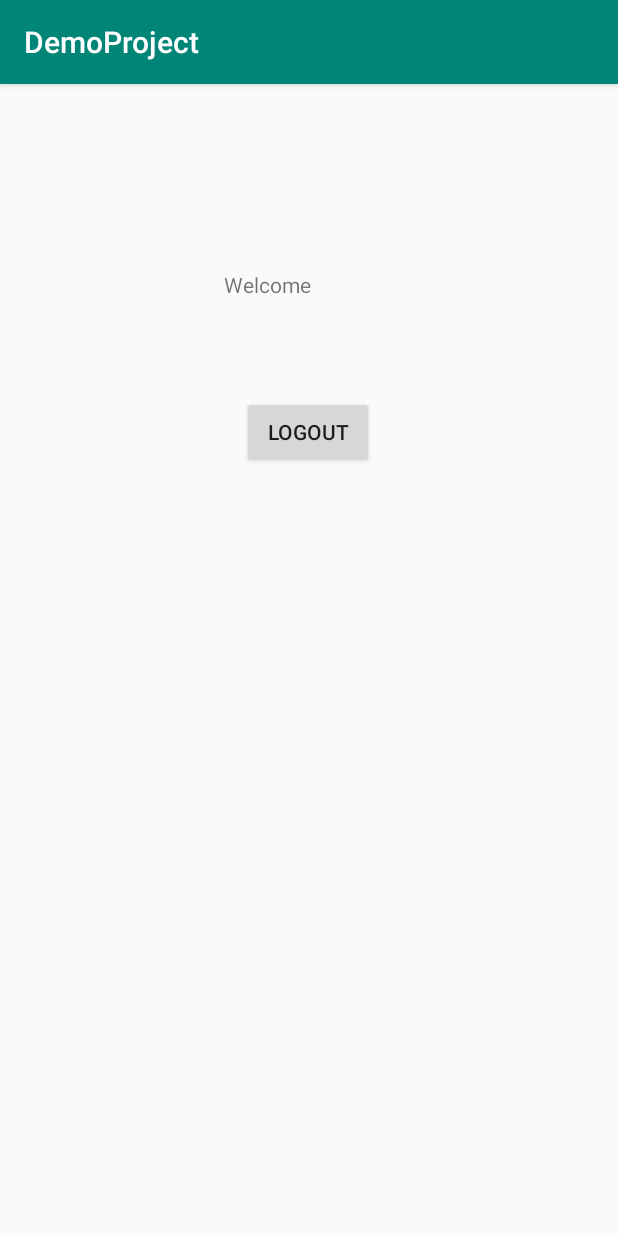
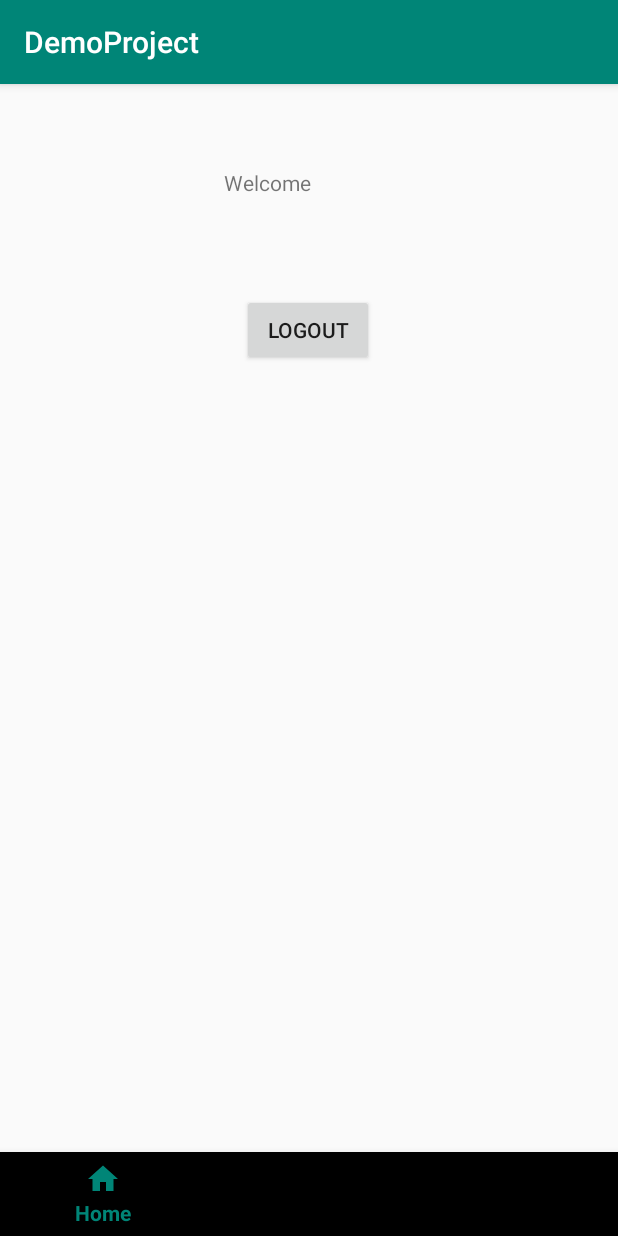
Before and after one commit to itsjatinjoshi/DemoProject2, an Android app: the MainActivity screen opened directly, with no data from a screen before it, on a phone screen of 412 x 824 dp. Run offline under Robolectric (Android 15) with nearby library versions, the phone set to English and light mode, and no system bars; our stand-ins replace Firebase (no records; nobody signed in at launch, a user with empty details on screens opened directly).

Commit message:
-_create Fragments (HOME. CAMERA. PROFILE) and link with main activity. -Will Work on Homefragment now.

```diff
--- a/app/build.gradle
+++ b/app/build.gradle
@@ -25,8 +25,12 @@ dependencies {
     implementation 'androidx.constraintlayout:constraintlayout:1.1.3'
     implementation 'com.google.firebase:firebase-database:19.2.1'
     implementation 'com.google.firebase:firebase-auth:19.3.0'
+    implementation 'androidx.legacy:legacy-support-v4:1.0.0'
     testImplementation 'junit:junit:4.12'
     androidTestImplementation 'androidx.test:runner:1.2.0'
     androidTestImplementation 'androidx.test.espresso:espresso-core:3.2.0'
     implementation 'com.google.firebase:firebase-analytics:17.2.3'
+    implementation 'com.google.android.material:material:1.0.0'
+    implementation 'androidx.navigation:navigation-fragment:2.0.0'
+    implementation 'androidx.navigation:navigation-ui:2.0.0'
 }
--- /dev/null
+++ b/app/src/main/java/com/example/demoproject/HomeFragment.java
@@ -0,0 +1,91 @@
+package com.example.demoproject;
+
+import android.app.Activity;
+import android.content.Intent;
+import android.content.SharedPreferences;
+import android.os.Bundle;
+
+import androidx.annotation.NonNull;
+import androidx.annotation.Nullable;
+import androidx.fragment.app.Fragment;
+
+import android.util.Log;
+import android.view.LayoutInflater;
+import android.view.View;
+import android.view.ViewGroup;
+import android.widget.Button;
+import android.widget.TextView;
+
+import com.google.firebase.analytics.FirebaseAnalytics;
+import com.google.firebase.auth.FirebaseAuth;
+import com.google.firebase.auth.FirebaseUser;
+
+import utils.PreferenceUtils;
+
+import static android.content.Context.MODE_PRIVATE;
+
+public class HomeFragment extends Fragment {
+
+    TextView tvWelcome;
+    Button btnLogout;
+    FirebaseAuth firebaseAuth;
+    FirebaseUser firebaseUser;
+    private FirebaseAnalytics mFirebaseAnalytics;
+
+    public HomeFragment() {
+        // Required empty public constructor
+    }
+
+
+
+    @Override
+    public void onCreate(Bundle savedInstanceState) {
+        super.onCreate(savedInstanceState);
+
+    }
+
+    @Override
+    public View onCreateView(LayoutInflater inflater, ViewGroup container,
+                             Bundle savedInstanceState) {
+        // Inflate the layout for this fragment
+        return inflater.inflate(R.layout.fragment_home, container, false);
+
+
+    }
+
+    @Override
+    public void onViewCreated(@NonNull View view, @Nullable Bundle savedInstanceState) {
+        super.onViewCreated(view, savedInstanceState);
+
+        SharedPreferences sharedPreferences = getActivity().getSharedPreferences("userName", MODE_PRIVATE);
+        String userfirstname = sharedPreferences.getString("userfirstname", "");
+
+        mFirebaseAnalytics = FirebaseAnalytics.getInstance(getContext());Bundle bundle = new Bundle();
+
+        bundle.putString(FirebaseAnalytics.Param.METHOD, "Signin");
+        mFirebaseAnalytics.logEvent(FirebaseAnalytics.Event.LOGIN, bundle);
+        mFirebaseAnalytics.logEvent(FirebaseAnalytics.Event.SELECT_CONTENT, bundle);
+
+        firebaseAuth = FirebaseAuth.getInstance();
+        firebaseUser = firebaseAuth.getCurrentUser();
+
+        tvWelcome = view.findViewById(R.id.tvWelcome);
+        btnLogout = view.findViewById(R.id.btnLogout);
+        tvWelcome.setText("Welcome " + userfirstname);
+
+        btnLogout.setOnClickListener(new View.OnClickListener() {
+            @Override
+            public void onClick(View v) {
+                FirebaseAuth.getInstance().signOut();
+                PreferenceUtils.savePassword(null, getContext());
+                PreferenceUtils.saveUsername(null, getContext());
+                Intent intent = new Intent(getActivity(), LoginUser.class);
+                intent.setFlags(Intent.FLAG_ACTIVITY_NEW_TASK | Intent.FLAG_ACTIVITY_CLEAR_TASK);
+
+                startActivity(intent);
+                ((Activity) getActivity()).overridePendingTransition(0, 0);
+            }
+        });
+
+    }
+}
--- a/app/src/main/java/com/example/demoproject/MainActivity.java
+++ b/app/src/main/java/com/example/demoproject/MainActivity.java
@@ -1,15 +1,20 @@
 package com.example.demoproject;
 
+import androidx.annotation.NonNull;
 import androidx.appcompat.app.AppCompatActivity;
+import androidx.fragment.app.Fragment;
 
 import android.content.Intent;
 import android.content.SharedPreferences;
 import android.os.Bundle;
 import android.util.Log;
+import android.view.MenuItem;
 import android.view.View;
 import android.widget.Button;
 import android.widget.TextView;
 
+import com.google.android.material.bottomnavigation.BottomNavigationMenu;
+import com.google.android.material.bottomnavigation.BottomNavigationView;
 import com.google.firebase.analytics.FirebaseAnalytics;
 import com.google.firebase.auth.FirebaseAuth;
 import com.google.firebase.auth.FirebaseUser;
@@ -17,55 +22,51 @@ import com.google.firebase.auth.FirebaseUser;
 import FireBaseObjects.Home;
 import utils.PreferenceUtils;
 
-public class MainActivity extends AppCompatActivity {
+public class MainActivity extends AppCompatActivity implements BottomNavigationView.OnNavigationItemSelectedListener {
     static final String LOG_TAG = MainActivity.class.getSimpleName();
 
-    TextView tvWelcome;
-    Button btnLogout;
-    FirebaseAuth firebaseAuth;
-    FirebaseUser firebaseUser;
-    private FirebaseAnalytics mFirebaseAnalytics;
 
     @Override
     protected void onCreate(Bundle savedInstanceState) {
-        Log.d("MAINACTIVITY", "IN main activity");
+
         super.onCreate(savedInstanceState);
         setContentView(R.layout.activity_main);
+        loadFragment(new HomeFragment());
+        BottomNavigationView navigationView = findViewById(R.id.navigation);
+        navigationView.setOnNavigationItemSelectedListener((BottomNavigationView.OnNavigationItemSelectedListener) this);
 
-        SharedPreferences sharedPreferences = getSharedPreferences("userName", MODE_PRIVATE);
-        String userfirstname = sharedPreferences.getString("userfirstname", "");
-
-        mFirebaseAnalytics = FirebaseAnalytics.getInstance(this);Bundle bundle = new Bundle();
-
-        bundle.putString(FirebaseAnalytics.Param.METHOD, "Signin");
-        mFirebaseAnalytics.logEvent(FirebaseAnalytics.Event.LOGIN, bundle);
-        mFirebaseAnalytics.logEvent(FirebaseAnalytics.Event.SELECT_CONTENT, bundle);
-
-        firebaseAuth = FirebaseAuth.getInstance();
-        firebaseUser = firebaseAuth.getCurrentUser();
-
-        Log.d(LOG_TAG, "FIREBASE AUTH MAIN" +firebaseAuth );
-        Log.d(LOG_TAG, "FIREBASE USER MAIN " +firebaseUser );
-
-        tvWelcome = findViewById(R.id.tvWelcome);
-        btnLogout = findViewById(R.id.btnLogout);
-        tvWelcome.setText("Welcome " + userfirstname);
-
-        btnLogout.setOnClickListener(new View.OnClickListener() {
-            @Override
-            public void onClick(View v) {
-                Log.d(LOG_TAG, "SIGNOUT ");
-                FirebaseAuth.getInstance().signOut();
-                PreferenceUtils.savePassword(null, getApplicationContext());
-                PreferenceUtils.saveUsername(null, getApplicationContext());
-                Intent intent = new Intent(MainActivity.this, LoginUser.class);
-                intent.setFlags(Intent.FLAG_ACTIVITY_NEW_TASK | Intent.FLAG_ACTIVITY_CLEAR_TASK);
-
-                startActivity(intent);
-                Log.d(LOG_TAG, "SIGNOUT 1 ");
-                finish();
-            }
-        });
     }
 
+    private boolean loadFragment(Fragment fragment) {
+        //switching fragment
+        if (fragment != null) {
+            getSupportFragmentManager()
+                    .beginTransaction()
+                    .replace(R.id.frameLayout, fragment)
+                    .commit();
+            return true;
+        }
+        return false;
+    }
+
+    @Override
+    public boolean onNavigationItemSelected(@NonNull MenuItem menuItem) {
+        Fragment fragment = null;
+
+        switch (menuItem.getItemId()) {
+            case R.id.navigation_home:
+                fragment = new HomeFragment();
+                break;
+
+            case R.id.navigation_camera:
+                fragment = new CameraFragment();
+                break;
+
+            case R.id.navigation_profile:
+                fragment = new ProfileFragment();
+                break;
+        }
+
+        return loadFragment(fragment);
+    }
 }
--- /dev/null
+++ b/app/src/main/res/drawable/ic_camera.xml
@@ -0,0 +1,5 @@
+<vector android:height="24dp" android:tint="#5FA7F2"
+    android:viewportHeight="24.0" android:viewportWidth="24.0"
+    android:width="24dp" xmlns:android="http://schemas.android.com/apk/res/android">
+    <path android:fillColor="#FF000000" android:pathData="M9.4,10.5l4.77,-8.26C13.47,2.09 12.75,2 12,2c-2.4,0 -4.6,0.85 -6.32,2.25l3.66,6.35 0.06,-0.1zM21.54,9c-0.92,-2.92 -3.15,-5.26 -6,-6.34L11.88,9h9.66zM21.8,10h-7.49l0.29,0.5 4.76,8.25C21,16.97 22,14.61 22,12c0,-0.69 -0.07,-1.35 -0.2,-2zM8.54,12l-3.9,-6.75C3.01,7.03 2,9.39 2,12c0,0.69 0.07,1.35 0.2,2h7.49l-1.15,-2zM2.46,15c0.92,2.92 3.15,5.26 6,6.34L12.12,15L2.46,15zM13.73,15l-3.9,6.76c0.7,0.15 1.42,0.24 2.17,0.24 2.4,0 4.6,-0.85 6.32,-2.25l-3.66,-6.35 -0.93,1.6z"/>
+</vector>
--- /dev/null
+++ b/app/src/main/res/drawable/ic_home.xml
@@ -0,0 +1,5 @@
+<vector android:height="24dp" android:tint="#5FA7F2"
+    android:viewportHeight="24.0" android:viewportWidth="24.0"
+    android:width="24dp" xmlns:android="http://schemas.android.com/apk/res/android">
+    <path android:fillColor="#FF000000" android:pathData="M10,20v-6h4v6h5v-8h3L12,3 2,12h3v8z"/>
+</vector>
--- /dev/null
+++ b/app/src/main/res/drawable/ic_person.xml
@@ -0,0 +1,5 @@
+<vector android:height="24dp" android:tint="#5FA7F2"
+    android:viewportHeight="24.0" android:viewportWidth="24.0"
+    android:width="24dp" xmlns:android="http://schemas.android.com/apk/res/android">
+    <path android:fillColor="#FF000000" android:pathData="M12,12c2.21,0 4,-1.79 4,-4s-1.79,-4 -4,-4 -4,1.79 -4,4 1.79,4 4,4zM12,14c-2.67,0 -8,1.34 -8,4v2h16v-2c0,-2.66 -5.33,-4 -8,-4z"/>
+</vector>
--- a/app/src/main/res/layout/activity_main.xml
+++ b/app/src/main/res/layout/activity_main.xml
@@ -7,33 +7,28 @@
     tools:context=".MainActivity">
 
 
-    <TextView
-        android:id="@+id/tvWelcome"
-        android:layout_width="112dp"
-        android:layout_height="24dp"
-        android:layout_marginStart="8dp"
-        android:layout_marginLeft="8dp"
-        android:layout_marginTop="124dp"
-        android:layout_marginEnd="8dp"
-        android:layout_marginRight="8dp"
-        android:text="Welcome"
+    <FrameLayout
+        android:id="@+id/frameLayout"
+        android:layout_width="match_parent"
+        android:layout_height="match_parent"
+        android:layout_marginBottom="56dp"
+        app:layout_constraintBottom_toTopOf="parent"
         app:layout_constraintEnd_toEndOf="parent"
-        app:layout_constraintHorizontal_bias="0.497"
         app:layout_constraintStart_toStartOf="parent"
-        app:layout_constraintTop_toTopOf="parent" />
+        app:layout_constraintTop_toTopOf="parent">
 
-    <Button
-        android:id="@+id/btnLogout"
-        android:layout_width="wrap_content"
+
+    </FrameLayout>
+
+    <com.google.android.material.bottomnavigation.BottomNavigationView
+        android:id="@+id/navigation"
+        android:name="androidx.navigation.fragment.NavHostFragment"
+        android:layout_width="0dp"
         android:layout_height="wrap_content"
-        android:layout_marginStart="8dp"
-        android:layout_marginLeft="8dp"
-        android:layout_marginTop="60dp"
-        android:layout_marginEnd="8dp"
-        android:layout_marginRight="8dp"
-        android:text="Logout"
+        app:layout_constraintBottom_toBottomOf="parent"
         app:layout_constraintEnd_toEndOf="parent"
-        app:layout_constraintHorizontal_bias="0.498"
         app:layout_constraintStart_toStartOf="parent"
-        app:layout_constraintTop_toBottomOf="@+id/tvWelcome" />
+        app:defaultNavHost="true"
+        app:navGraph="@navigation/nav_graph"
+        app:menu="@menu/navigation" />
 </androidx.constraintlayout.widget.ConstraintLayout>
--- /dev/null
+++ b/app/src/main/res/layout/fragment_home.xml
@@ -0,0 +1,41 @@
+<?xml version="1.0" encoding="utf-8"?>
+<androidx.constraintlayout.widget.ConstraintLayout xmlns:android="http://schemas.android.com/apk/res/android"
+    xmlns:app="http://schemas.android.com/apk/res-auto"
+    xmlns:tools="http://schemas.android.com/tools"
+    android:layout_width="match_parent"
+    android:layout_height="match_parent"
+    android:id="@+id/home_fragment"
+    tools:context=".HomeFragment">
+
+    <!-- TODO: Update blank fragment layout -->
+    <TextView
+        android:id="@+id/tvWelcome"
+        android:layout_width="112dp"
+        android:layout_height="24dp"
+        android:layout_marginStart="8dp"
+        android:layout_marginLeft="8dp"
+        android:layout_marginTop="56dp"
+        android:layout_marginEnd="8dp"
+        android:layout_marginRight="8dp"
+        android:text="Welcome"
+        app:layout_constraintEnd_toEndOf="parent"
+        app:layout_constraintHorizontal_bias="0.498"
+        app:layout_constraintStart_toStartOf="parent"
+        app:layout_constraintTop_toTopOf="parent" />
+
+    <Button
+        android:id="@+id/btnLogout"
+        android:layout_width="wrap_content"
+        android:layout_height="wrap_content"
+        android:layout_marginStart="8dp"
+        android:layout_marginLeft="8dp"
+        android:layout_marginTop="60dp"
+        android:layout_marginEnd="8dp"
+        android:layout_marginRight="8dp"
+        android:text="Logout"
+        app:layout_constraintEnd_toEndOf="parent"
+        app:layout_constraintHorizontal_bias="0.498"
+        app:layout_constraintStart_toStartOf="parent"
+        app:layout_constraintTop_toBottomOf="@+id/tvWelcome" />
+
+</androidx.constraintlayout.widget.ConstraintLayout>
--- /dev/null
+++ b/app/src/main/res/menu/navigation.xml
@@ -0,0 +1,18 @@
+<?xml version="1.0" encoding="utf-8"?>
+<menu xmlns:android="http://schemas.android.com/apk/res/android">
+    <item
+        android:id="@+id/navigation_home"
+        android:icon="@drawable/ic_home"
+        android:title="@string/title_home" />
+
+    <item
+        android:id="@+id/navigation_camera"
+        android:icon="@drawable/ic_camera"
+        android:title="@string/title_camera" />
+
+
+    <item
+        android:id="@+id/navigation_profile"
+        android:icon="@drawable/ic_person"
+        android:title="@string/title_profile" />
+</menu>
--- /dev/null
+++ b/app/src/main/res/navigation/nav_graph.xml
@@ -0,0 +1,38 @@
+<?xml version="1.0" encoding="utf-8"?>
+<navigation xmlns:android="http://schemas.android.com/apk/res/android"
+    xmlns:app="http://schemas.android.com/apk/res-auto"
+    xmlns:tools="http://schemas.android.com/tools"
+    android:id="@+id/nav_graph"
+    app:startDestination="@layout/activity_main">
+
+    <activity
+        android:id="@+id/loginUser"
+        android:name="com.example.demoproject.LoginUser"
+        android:label="activity_login_user"
+        tools:layout="@layout/activity_login_user" />
+    <activity
+        android:id="@+id/registerUser"
+        android:name="com.example.demoproject.RegisterUser"
+        android:label="activity_register_user"
+        tools:layout="@layout/activity_register_user" />
+    <activity
+        android:id="@+id/mainActivity"
+        android:name="com.example.demoproject.MainActivity"
+        android:label="activity_main"
+        tools:layout="@layout/activity_main" />
+    <fragment
+        android:id="@+id/homeFragment"
+        android:name="com.example.demoproject.HomeFragment"
+        android:label="fragment_home"
+        tools:layout="@layout/fragment_home" />
+    <fragment
+        android:id="@+id/cameraFragment"
+        android:name="com.example.demoproject.CameraFragment"
+        android:label="fragment_camera"
+        tools:layout="@layout/fragment_camera" />
+    <fragment
+        android:id="@+id/profileFragment"
+        android:name="com.example.demoproject.ProfileFragment"
+        android:label="fragment_profile"
+        tools:layout="@layout/fragment_profile" />
+</navigation>
--- a/app/src/main/res/values/strings.xml
+++ b/app/src/main/res/values/strings.xml
@@ -1,3 +1,13 @@
 <resources>
     <string name="app_name">DemoProject</string>
+
+
+    <string name="title_home">Home</string>
+    <string name="title_camera">Camera</string>
+    <string name="title_profile">Profile</string>
+
+    <!-- TODO: Remove or change this placeholder text -->
+    <string name="hello_blank_fragment">Hello blank fragment</string>
+
+
 </resources>
```
Also changed, not shown: app/src/main/java/com/example/demoproject/CameraFragment.java (added, +32 -0 lines), app/src/main/java/com/example/demoproject/ProfileFragment.java (added, +28 -0 lines), app/src/main/res/layout/fragment_camera.xml (added, +14 -0 lines), app/src/main/res/layout/fragment_profile.xml (added, +14 -0 lines).
